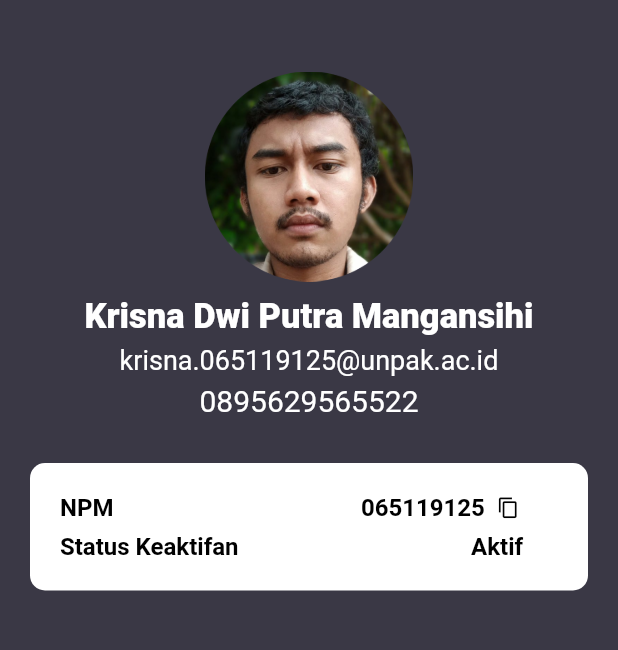
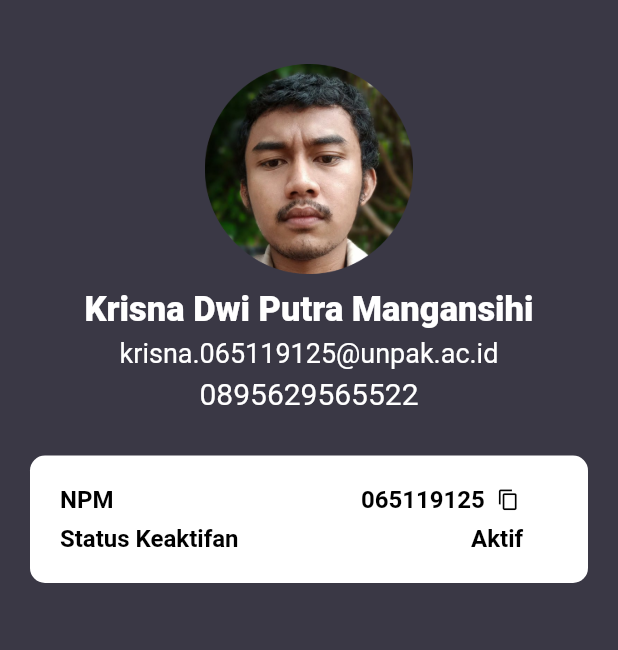
Before and after one commit to krisnamangensihi/Mobpro, a Flutter app: the screen it shows after launch, on a phone screen of 412 x 824 dp, the part 68-718 px from its top. Run offline on Flutter 3.47's test engine with Material 2 defaults, Android fonts, the light colour scheme and no system bars.

Commit message:
perubahan3

```diff
--- a/profile/lib/main.dart
+++ b/profile/lib/main.dart
@@ -40,7 +40,7 @@ class MyApp extends StatelessWidget {
                     ))
               ],
             ),
-            SizedBox(height: 35),
+            SizedBox(height: 30),
             Column(
               children: [
                 Image.asset(
```
